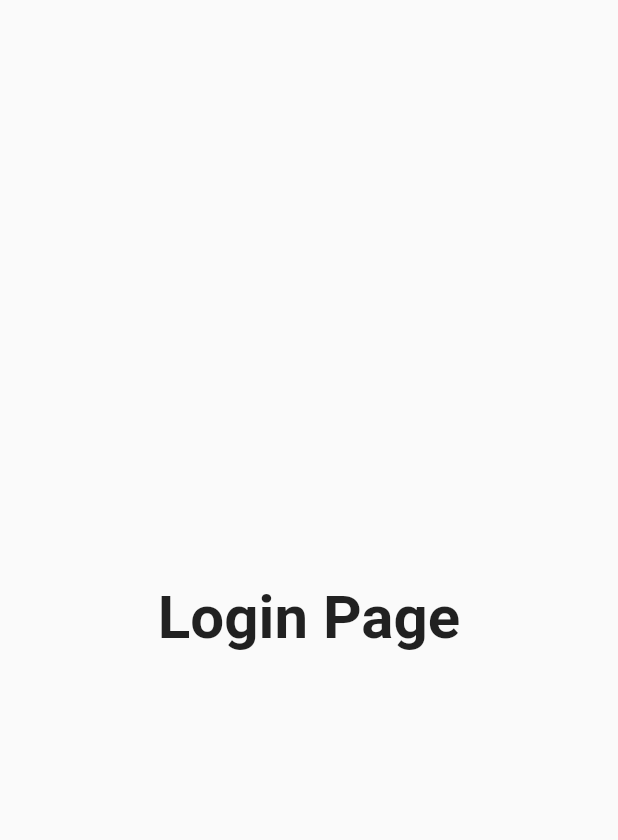
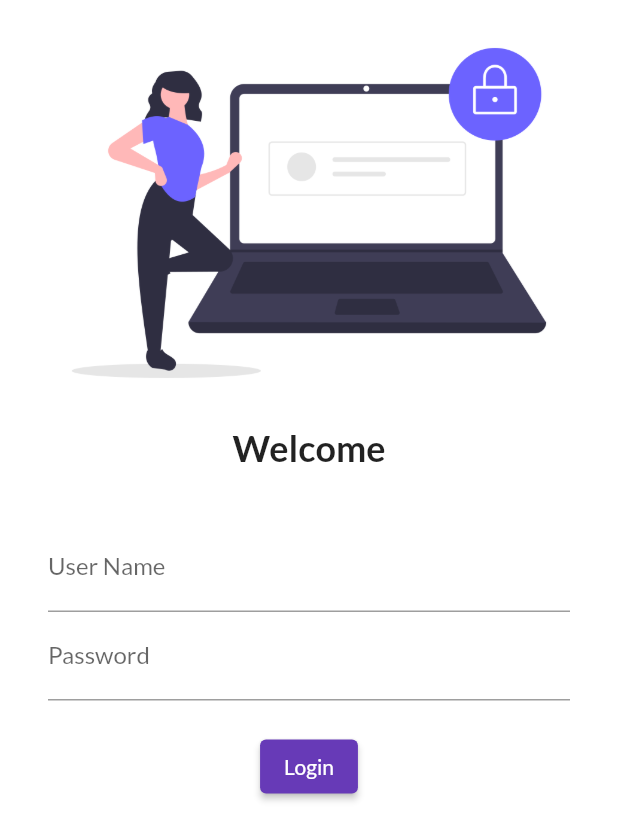
Before and after one commit to soubhagya900/flutter_learning, a Flutter app: the screen it shows after launch, on a phone screen of 412 x 824 dp. Shown: the top 840 px of the screen. Run offline on Flutter 3.47's test engine with Material 2 defaults, Android fonts, the phone set to English and light mode, and no system bars; our stand-ins replace google_fonts.

Commit message:
day 4 commited

```diff
--- a/lib/main.dart
+++ b/lib/main.dart
@@ -1,6 +1,7 @@
 import 'package:flutter/material.dart';
 import 'package:learning/pages/home_page.dart';
 import 'package:learning/pages/login_page.dart';
+import 'package:google_fonts/google_fonts.dart';
 
 void main() {
   runApp(const MyApp());
@@ -15,8 +16,9 @@ class MyApp extends StatelessWidget {
       // home: HomePage(),
       themeMode: ThemeMode.light,
       theme: ThemeData(
-        primarySwatch: Colors.deepOrange,
-      ),
+          primarySwatch: Colors.deepPurple,
+          fontFamily: GoogleFonts.lato().fontFamily,
+          primaryTextTheme: GoogleFonts.latoTextTheme()),
       darkTheme: ThemeData(
         // brightness: Brightness.dark,
         primarySwatch: Colors.deepPurple,
--- a/lib/pages/login_page.dart
+++ b/lib/pages/login_page.dart
@@ -1,14 +1,58 @@
 import 'package:flutter/material.dart';
+import 'package:learning/pages/home_page.dart';
 
 class LoginPage extends StatelessWidget {
   @override
   Widget build(BuildContext context) {
     return Material(
-      child: Center(
-          child: Text(
-        "Login Page",
-        style: TextStyle(fontWeight: FontWeight.bold, fontSize: 40),
-      )),
+      color: Colors.white,
+      child: Column(
+        children: [
+          Image.asset(
+            "assets/images/login.png",
+            fit: BoxFit.cover,
+          ),
+          const Text(
+            "Welcome",
+            style: TextStyle(
+              fontSize: 24,
+              fontWeight: FontWeight.bold,
+            ),
+          ),
+          const SizedBox(
+            height: 20.0,
+          ),
+          Padding(
+            padding:
+                const EdgeInsets.symmetric(vertical: 16.0, horizontal: 32.0),
+            child: Column(
+              children: [
+                TextFormField(
+                  decoration: const InputDecoration(
+                    hintText: "Enter User Name",
+                    labelText: "User Name",
+                  ),
+                ),
+                TextFormField(
+                  obscureText: true,
+                  decoration: const InputDecoration(
+                    hintText: "Enter Password",
+                    labelText: "Password",
+                  ),
+                ),
+                const SizedBox(
+                  height: 20.0,
+                ),
+                ElevatedButton(
+                    onPressed: () {
+                      print("button clicked");
+                    },
+                    child: const Text("Login"))
+              ],
+            ),
+          )
+        ],
+      ),
     );
   }
 }
--- a/pubspec.yaml
+++ b/pubspec.yaml
@@ -45,6 +45,7 @@ dev_dependencies:
   # package. See that file for information about deactivating specific lint
   # rules and activating additional ones.
   flutter_lints: ^1.0.0
+  google_fonts: ^2.2.0
 
 # For information on the generic Dart part of this file, see the
 # following page: https://dart.dev/tools/pub/pubspec
@@ -58,8 +59,8 @@ flutter:
   uses-material-design: true
 
   # To add assets to your application, add an assets section, like this:
-  # assets:
-  #   - images/a_dot_burr.jpeg
+  assets:
+     - assets/images/
   #   - images/a_dot_ham.jpeg
 
   # An image asset can refer to one or more resolution-specific "variants", see
```
Also changed, not shown: assets/images/login.png (added), pubspec.lock.
